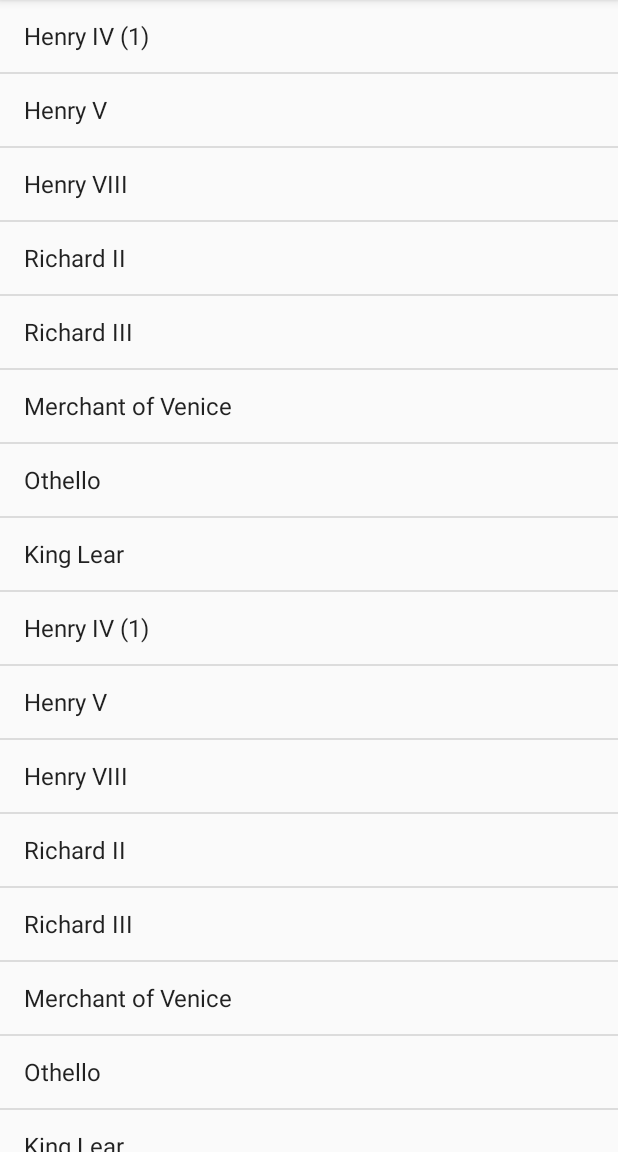
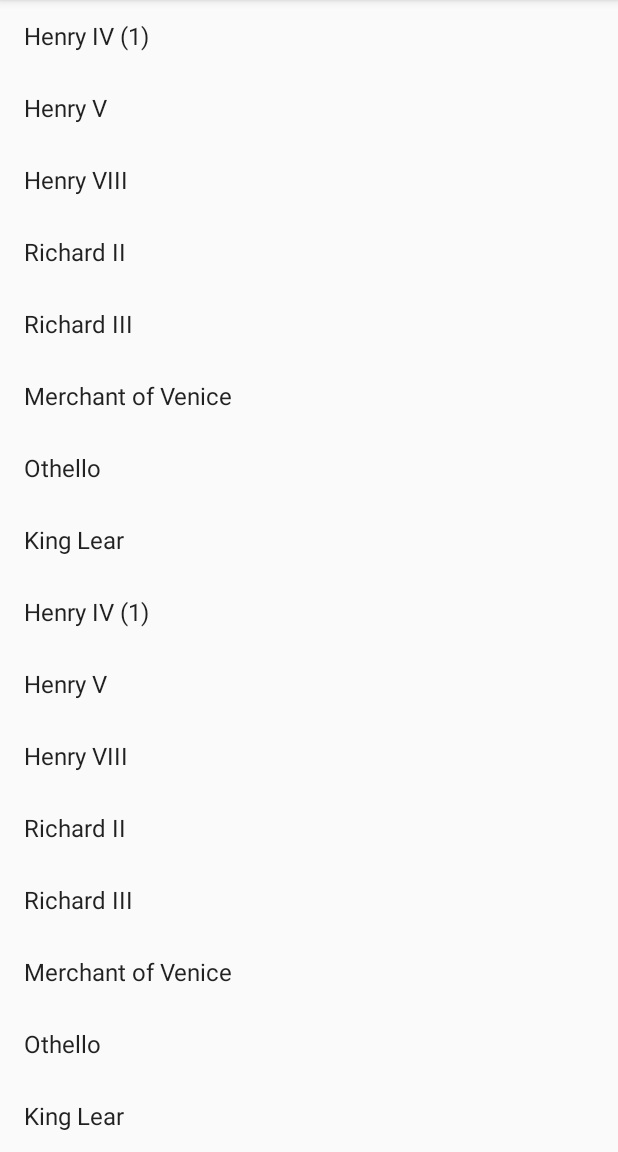
Before and after one commit to linxiaowu/SwipeRefreshLayoutDemo, an Android app: the screen it shows after launch (MainActivity), on a phone screen of 412 x 824 dp, the part 84-1236 px from its top. Run offline under Robolectric (Android 15) with nearby library versions, the phone set to English and light mode, and no system bars.

Commit message:
【ADD】添加RecyclerView

```diff
--- a/build.gradle
+++ b/build.gradle
@@ -23,4 +23,5 @@ dependencies {
     compile fileTree(dir: 'libs', include: ['*.jar'])
     testCompile 'junit:junit:4.12'
     compile 'com.android.support:appcompat-v7:23.0.0'
+    compile 'com.android.support:recyclerview-v7:23.0.0'
 }
--- a/src/main/java/linxiaowu/com/swiperefreshlayoutdemo/BlankFragment.java
+++ b/src/main/java/linxiaowu/com/swiperefreshlayoutdemo/BlankFragment.java
@@ -3,6 +3,8 @@ package linxiaowu.com.swiperefreshlayoutdemo;
 
 import android.os.Bundle;
 import android.app.Fragment;
+import android.support.v7.widget.LinearLayoutManager;
+import android.support.v7.widget.RecyclerView;
 import android.view.LayoutInflater;
 import android.view.View;
 import android.view.ViewGroup;
@@ -62,10 +64,16 @@ public class BlankFragment extends BaseListFragment {
     @Override
     public void onViewCreated(View view, Bundle savedInstanceState) {
         super.onViewCreated(view, savedInstanceState);
-        ListView listView = (ListView) view.findViewById(R.id.listView);
-        ArrayAdapter arrayAdapter = new ArrayAdapter<>(getActivity(),
-                android.R.layout.simple_list_item_1, android.R.id.text1, TITLES);
-        listView.setAdapter(arrayAdapter);
+//        ListView listView = (ListView) view.findViewById(R.id.recyclerView);
+        RecyclerView recyclerView = (RecyclerView) view.findViewById(R.id.recyclerView);
+        LinearLayoutManager layoutManager = new LinearLayoutManager(getActivity());
+        recyclerView.setLayoutManager(layoutManager);
+
+
+//        ArrayAdapter arrayAdapter = new ArrayAdapter<>(getActivity(),
+//                android.R.layout.simple_list_item_1, android.R.id.text1, TITLES);
+        RecyclerAdapter recyclerAdapter = new RecyclerAdapter(TITLES);
+        recyclerView.setAdapter(recyclerAdapter);
     }
 
     @Override
--- /dev/null
+++ b/src/main/java/linxiaowu/com/swiperefreshlayoutdemo/RecyclerAdapter.java
@@ -0,0 +1,46 @@
+package linxiaowu.com.swiperefreshlayoutdemo;
+
+
+import android.support.v7.widget.RecyclerView;
+import android.view.View;
+import android.view.ViewGroup;
+import android.widget.TextView;
+
+
+public class RecyclerAdapter extends RecyclerView.Adapter<RecyclerAdapter.ViewHolder> {
+    // 数据集
+    private String[] mDataset;
+
+    public RecyclerAdapter(String[] dataset) {
+        super();
+        mDataset = dataset;
+    }
+
+
+    @Override
+    public ViewHolder onCreateViewHolder(ViewGroup viewGroup, int i) {
+        View view = View.inflate(viewGroup.getContext(), android.R.layout.simple_list_item_1, null);
+        return new ViewHolder(view);
+    }
+
+
+    @Override
+    public void onBindViewHolder(ViewHolder viewHolder, int i) {
+        viewHolder.mTextView.setText(mDataset[i]);
+    }
+
+    @Override
+    public int getItemCount() {
+        return mDataset.length;
+    }
+
+    public class ViewHolder extends RecyclerView.ViewHolder {
+        private TextView mTextView;
+
+        public ViewHolder(View itemView) {
+            super(itemView);
+            mTextView = (TextView) itemView;
+        }
+
+    }
+}
--- a/src/main/res/layout/fragment_base_list.xml
+++ b/src/main/res/layout/fragment_base_list.xml
@@ -6,8 +6,9 @@
     tools:context="linxiaowu.com.swiperefreshlayoutdemo.BaseListFragment">
 
 
-    <ListView
-        android:id="@+id/listView"
+    <android.support.v7.widget.RecyclerView
+        android:id="@+id/recyclerView"
         android:layout_width="wrap_content"
         android:layout_height="wrap_content" />
+
 </android.support.v4.widget.SwipeRefreshLayout>
```
Also changed, not shown: 1 other file.
